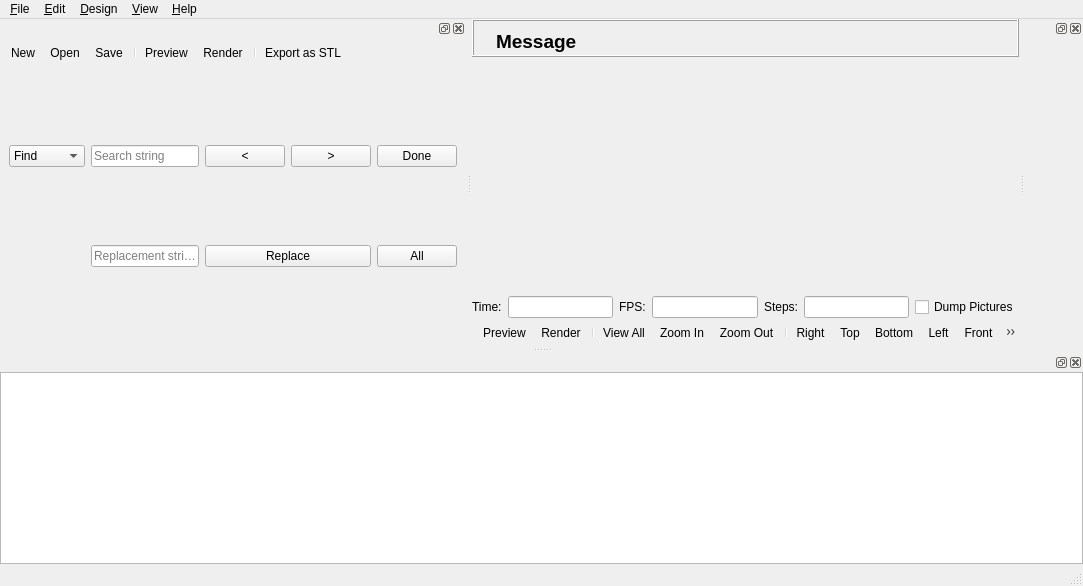
davidap0103/openscad, file src/MainWindow.ui: the form before one commit.
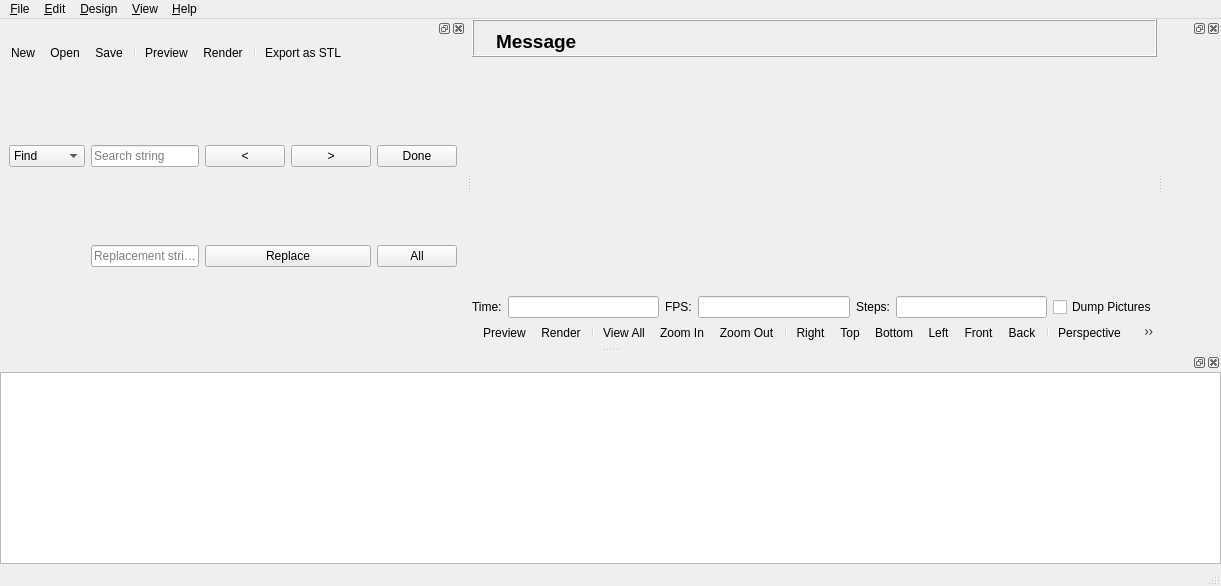
The form after the commit. Icons and pictures are not drawn. Custom widgets are drawn as their Qt base class.

```diff
--- a/src/MainWindow.ui
+++ b/src/MainWindow.ui
@@ -6,7 +6,7 @@
    <rect>
     <x>0</x>
     <y>0</y>
-    <width>1083</width>
+    <width>1221</width>
     <height>586</height>
    </rect>
   </property>
@@ -526,7 +526,19 @@
    <attribute name="dockWidgetArea">
     <number>2</number>
    </attribute>
-   <widget class="QWidget" name="dockWidgetContents"/>
+   <widget class="QWidget" name="dockWidgetContents">
+    <layout class="QGridLayout" name="gridLayout_2">
+     <property name="margin">
+      <number>0</number>
+     </property>
+     <property name="spacing">
+      <number>0</number>
+     </property>
+     <item row="0" column="0">
+      <widget class="ParameterWidget" name="parameterWidget" native="true"/>
+     </item>
+    </layout>
+   </widget>
   </widget>
   <action name="fileActionNew">
    <property name="icon">
@@ -1221,6 +1233,12 @@
    <header>Dock.h</header>
    <container>1</container>
   </customwidget>
+  <customwidget>
+   <class>ParameterWidget</class>
+   <extends>QWidget</extends>
+   <header>ParameterWidget.h</header>
+   <container>1</container>
+  </customwidget>
  </customwidgets>
  <resources>
   <include location="../openscad.qrc"/>
```
